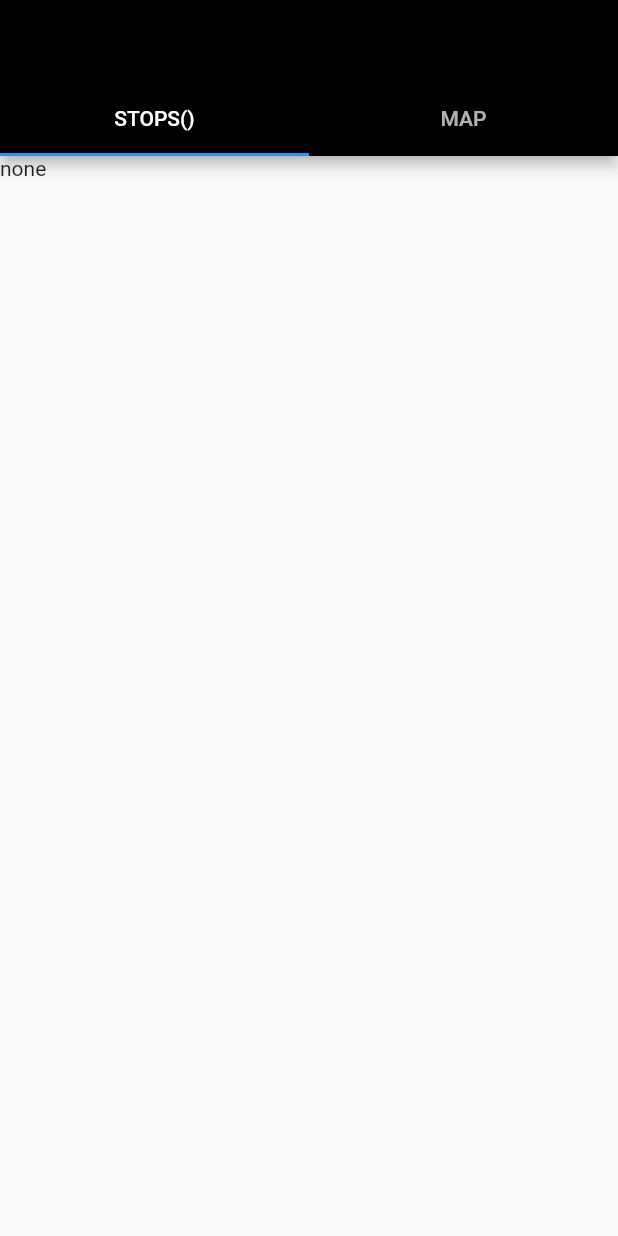
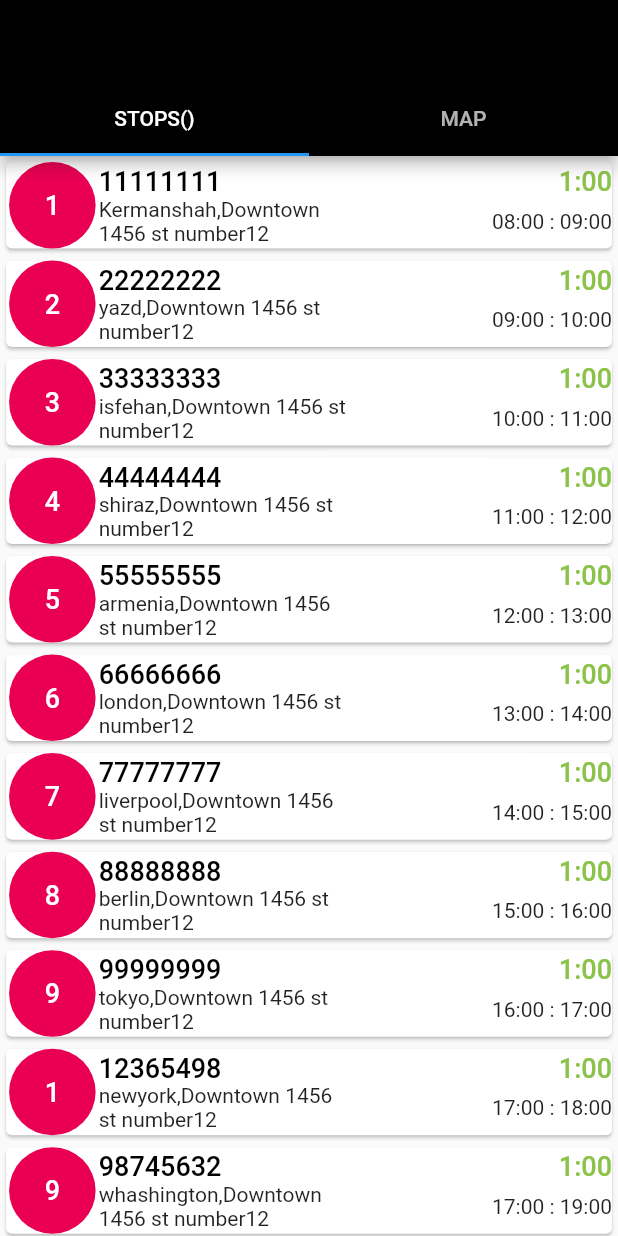
Before and after one commit to M4RZB4Ni/Routetitan-Flatter-Assignment, a Flutter app: the screen it shows after launch, on a phone screen of 412 x 824 dp. Run offline on Flutter 3.47's test engine with Material 2 defaults, Android fonts, the phone set to English and light mode, and no system bars; our stand-ins replace flutter_map, latlong2.

Commit message:
Stops Model and ViewItem have been created

```diff
--- /dev/null
+++ b/lib/models/stop_model.dart
@@ -0,0 +1,32 @@
+import 'package:flutter/material.dart';
+
+class StopItem extends ChangeNotifier{
+
+
+
+
+  late int itemIndex;
+  late String address;
+  late String startTime;
+  late String endTime;
+  late String estimatedTime;
+  var _stopState="none";
+
+  get stopState => _stopState;
+
+  set stopState(stopState) {
+    _stopState = stopState;
+  }
+
+  void toggleSelected(int index) {
+    itemIndex = index;
+    notifyListeners();
+  }
+
+  StopItem(
+      {required this.itemIndex,
+      required this.address,
+      required this.startTime,
+      required this.endTime,
+      required this.estimatedTime});
+}
--- a/lib/views/hq.dart
+++ b/lib/views/hq.dart
@@ -1,6 +1,7 @@
 import 'package:flutter/cupertino.dart';
 import 'package:flutter/material.dart';
 import 'package:routetitan/views/map.dart';
+import 'package:routetitan/views/stops.dart';
 
 class Hq extends StatefulWidget{
   const Hq({Key? key}) : super(key: key);
@@ -24,7 +25,7 @@ class HqState extends State<Hq>{
         Tab(text: "MAP",),
       ],
     ),),body: const TabBarView(children: [
-          Text("none"),
+          Stops(),
           Map()
 
     ],),)
--- /dev/null
+++ b/lib/views/stops.dart
@@ -0,0 +1,77 @@
+import 'package:flutter/cupertino.dart';
+import 'package:flutter/material.dart';
+import 'package:routetitan/models/stop_model.dart';
+
+class Stops extends StatefulWidget{
+  const Stops({Key? key}) : super(key: key);
+
+  @override
+  State<StatefulWidget> createState() {
+    return StopsState();
+  }
+
+}
+
+class StopsState extends State<Stops>{
+  @override
+  Widget build(BuildContext context) {
+
+    double w = MediaQuery.of(context).size.width;
+    double h = MediaQuery.of(context).size.height;
+   // final items = Provider.of<StopItem>(context);
+   // bool stopSelected = false;
+
+    var stopsList = [
+      StopItem(itemIndex: 11111111,address: "Kermanshah,Downtown 1456 st number12",startTime: "08:00",endTime: "09:00",estimatedTime: "1:00"),
+      StopItem(itemIndex: 22222222,address: "yazd,Downtown 1456 st number12",startTime: "09:00",endTime: "10:00",estimatedTime: "1:00"),
+      StopItem(itemIndex: 33333333,address: "isfehan,Downtown 1456 st number12",startTime: "10:00",endTime: "11:00",estimatedTime: "1:00"),
+      StopItem(itemIndex: 44444444,address: "shiraz,Downtown 1456 st number12",startTime: "11:00",endTime: "12:00",estimatedTime: "1:00"),
+      StopItem(itemIndex: 55555555,address: "armenia,Downtown 1456 st number12",startTime: "12:00",endTime: "13:00",estimatedTime: "1:00"),
+      StopItem(itemIndex: 66666666,address: "london,Downtown 1456 st number12",startTime: "13:00",endTime: "14:00",estimatedTime: "1:00"),
+      StopItem(itemIndex: 77777777,address: "liverpool,Downtown 1456 st number12",startTime: "14:00",endTime: "15:00",estimatedTime: "1:00"),
+      StopItem(itemIndex: 88888888,address: "berlin,Downtown 1456 st number12",startTime: "15:00",endTime: "16:00",estimatedTime: "1:00"),
+      StopItem(itemIndex: 99999999,address: "tokyo,Downtown 1456 st number12",startTime: "16:00",endTime: "17:00",estimatedTime: "1:00"),
+      StopItem(itemIndex: 12365498,address: "newyork,Downtown 1456 st number12",startTime: "17:00",endTime: "18:00",estimatedTime: "1:00"),
+      StopItem(itemIndex: 98745632,address: "whashington,Downtown 1456 st number12",startTime: "17:00",endTime: "19:00",estimatedTime: "1:00"),
+      StopItem(itemIndex: 15975364,address: "bandarabbas,Downtown 1456 st number12",startTime: "19:00",endTime: "20:00",estimatedTime: "1:00"),
+      StopItem(itemIndex: 95175348,address: "khozestan,Downtown 1456 st number12",startTime: "20:00",endTime: "21:00",estimatedTime: "1:00"),
+      StopItem(itemIndex: 16794583,address: "rasht,Downtown 1456 st number12",startTime: "21:00",endTime: "22:00",estimatedTime: "1:00"),
+      StopItem(itemIndex: 94327569,address: "mazandaran,Downtown 1456 st number12",startTime: "22:00",endTime: "23:00",estimatedTime: "1:00"),
+      StopItem(itemIndex: 98436579,address: "golestan,Downtown 1456 st number12",startTime: "23:00",endTime: "00:00",estimatedTime: "1:00"),
+      StopItem(itemIndex: 22335486,address: "sistan,Downtown 1456 st number12",startTime: "00:00",endTime: "01:00",estimatedTime: "1:00"),
+      StopItem(itemIndex: 14814655,address: "tabriz,Downtown 1456 st number12",startTime: "01:00",endTime: "02:00",estimatedTime: "1:00"),
+
+    ];
+
+
+    return ListView.builder(
+        itemCount: stopsList.length,
+        itemBuilder: (context, index) {
+          return Card(child: InkWell(child:Row(
+            mainAxisAlignment: MainAxisAlignment.spaceBetween,
+            children: [
+              Container(width: w*0.15,height: h*0.07,decoration: const BoxDecoration(shape: BoxShape.circle,color: Color(0xffE90052)),child: Center(child: Text(stopsList[index].itemIndex.toString().substring(0,1),style: Theme.of(context).textTheme.headline1,)),),
+
+              Expanded(child: Column(
+                children: [
+                  Row(
+                    mainAxisAlignment: MainAxisAlignment.spaceBetween,
+                    children: [
+                      Text(stopsList[index].itemIndex.toString(),style: Theme.of(context).textTheme.headline1!.copyWith(color: Colors.black),),
+                      Text(stopsList[index].estimatedTime,style: Theme.of(context).textTheme.headline1!.copyWith(color: Colors.lightGreen),),
+                    ],),
+                  Row(
+                    mainAxisAlignment: MainAxisAlignment.spaceBetween,
+                    children: [
+                      Container(constraints: BoxConstraints(maxWidth: w/2.5),child: Text(stopsList[index].address.toString(),maxLines: 2,)),
+                      Text("${stopsList[index].startTime} : ${stopsList[index].endTime}"),
+                    ],)
+                ],)),
+            ],)),
+          );
+        },
+
+    );
+  }
+
+}
--- a/pubspec.yaml
+++ b/pubspec.yaml
@@ -25,6 +25,7 @@ dev_dependencies:
   flutter_lints: ^1.0.0
   http: ^0.13.4
   flutter_map: ^0.14.0
+  provider: ^6.0.1
 
 flutter:
 
```
Also changed, not shown: pubspec.lock.
